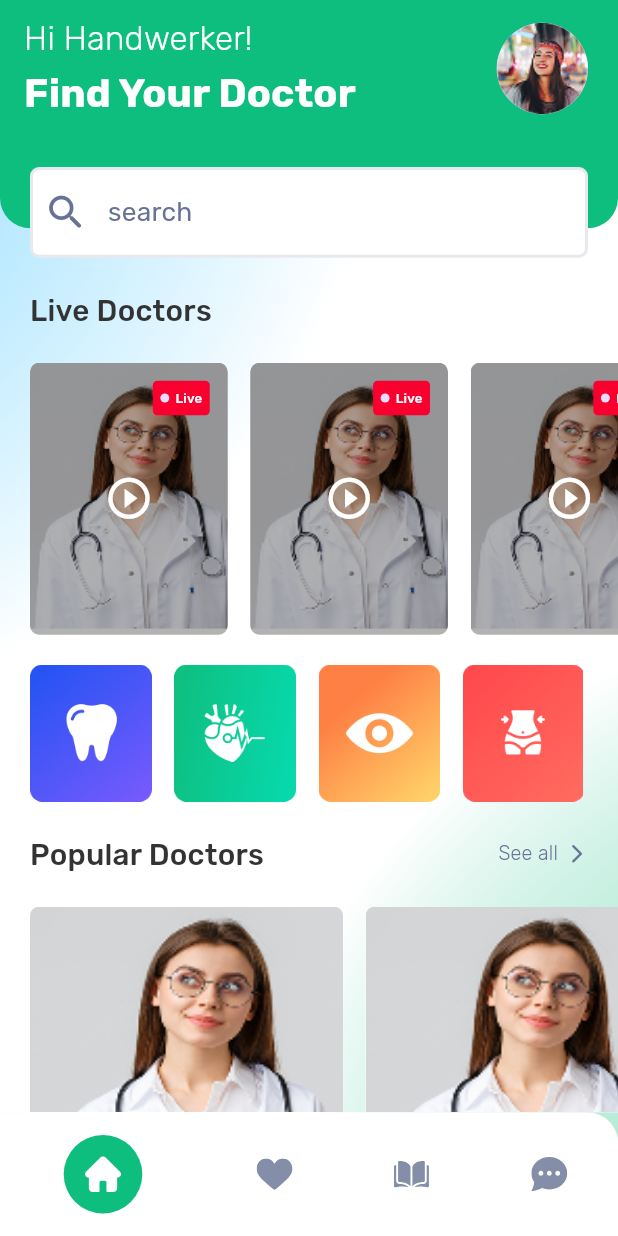
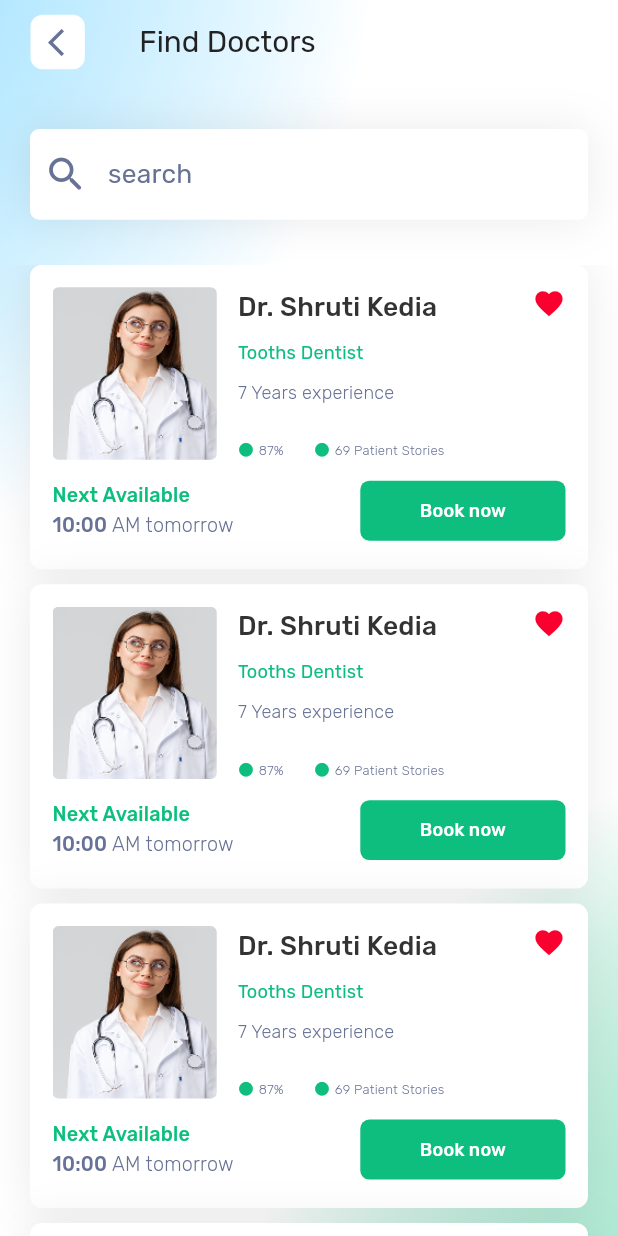
Before and after one commit to abdallahelnshar123-ux/doctor_hunt, a Flutter app: the screen it shows after launch, on a phone screen of 412 x 824 dp. Run offline on Flutter 3.47's test engine with Material 3 defaults, Android fonts, the phone set to English and light mode, and no system bars; our stand-ins replace flutter_screenutil, flutter_svg, go_router, google_fonts.

Commit message:
Implement Find Doctors screen and core UI enhancements
* Create `FindDoctorsScreen` featuring a search interface and a list of doctor results.
* Implement `DoctorCard` widget to display doctor details, patient stories, and booking actions.
* Develop reusable `MainAppBar` and `BackButtonWidget` components for consistent navigation.
* Extend `CustomElevatedButton` to support custom horizontal and vertical padding.
* Enhance `SearchTextFieldWidget` with shadow decoration and updated styling.
* Update `AppTheme` with refined `AppBar` typography and layout configurations.
* Configure `GoRouter` to include the Find Doctors route and set it as the initial entry point.
* Add `devtools_options.yaml` for Dart and Flutter DevTools configuration.

```diff
--- /dev/null
+++ b/devtools_options.yaml
@@ -0,0 +1,3 @@
+description: This file stores settings for Dart & Flutter DevTools.
+documentation: https://docs.flutter.dev/tools/devtools/extensions#configure-extension-enablement-states
+extensions:
--- a/lib/apps/core/utils/app_routes.dart
+++ b/lib/apps/core/utils/app_routes.dart
@@ -5,4 +5,5 @@ class AppRoutes {
   static const String onboardingRouteName = 'onboarding_screen';
   static const String chooseRoleRouteName = 'choose_role_screen';
   static const String homeScreenRouteName = 'home_screen';
+  static const String findDoctorsScreenRouteName = 'find_doctors_screen';
 }
--- a/lib/apps/core/utils/app_theme.dart
+++ b/lib/apps/core/utils/app_theme.dart
@@ -1,4 +1,5 @@
 import 'package:flutter/material.dart';
+import 'package:flutter_screenutil/flutter_screenutil.dart';
 import 'package:google_fonts/google_fonts.dart';
 
 import 'app_colors.dart';
@@ -13,14 +14,16 @@ class AppTheme {
     ),
     scaffoldBackgroundColor: AppColors.bgPrimary,
     appBarTheme: AppBarTheme(
+      leadingWidth: 70.w,
       backgroundColor: AppColors.transparent,
       elevation: 0,
       surfaceTintColor: AppColors.transparent,
       centerTitle: false,
       titleTextStyle: TextStyle(
-        fontSize: 16,
+        color: AppColors.textPrimary,
+        fontSize: 18.sp,
         fontWeight: FontWeight.w400,
-        fontFamily: GoogleFonts.roboto().fontFamily,
+        fontFamily: GoogleFonts.rubik().fontFamily,
       ),
     ),
   );
--- /dev/null
+++ b/lib/apps/core/widgets/back_button_widget.dart
@@ -0,0 +1,38 @@
+import 'package:doctor_hunt/apps/core/utils/app_colors.dart';
+import 'package:flutter/material.dart';
+import 'package:flutter_screenutil/flutter_screenutil.dart';
+
+class BackButtonWidget extends StatelessWidget {
+  final VoidCallback onPressed;
+
+  const BackButtonWidget({super.key, required this.onPressed});
+
+  @override
+  Widget build(BuildContext context) {
+    return Center(
+      child: Padding(
+        padding: EdgeInsets.all(9.w),
+        child: AspectRatio(
+          aspectRatio: 1,
+          child: ElevatedButton(
+            onPressed: onPressed,
+            style: ElevatedButton.styleFrom(
+              padding: EdgeInsetsDirectional.fromSTEB(9, 0, 0, 0),
+              elevation: 0,
+              shape: RoundedRectangleBorder(
+                side: BorderSide(color: AppColors.transparent),
+                borderRadius: BorderRadius.circular(8),
+              ),
+              backgroundColor: AppColors.bgPrimary,
+            ),
+            child: Icon(
+              Icons.arrow_back_ios,
+              size: 20.w,
+              color: AppColors.textSecondary,
+            ),
+          ),
+        ),
+      ),
+    );
+  }
+}
--- /dev/null
+++ b/lib/apps/core/widgets/main_app_bar.dart
@@ -0,0 +1,24 @@
+import 'package:doctor_hunt/apps/core/widgets/back_button_widget.dart';
+import 'package:flutter/material.dart';
+
+class MainAppBar extends StatelessWidget implements PreferredSizeWidget {
+  const MainAppBar({super.key, this.appBarHeight = 80, this.title});
+
+  final double appBarHeight;
+  final String? title;
+
+  @override
+  Widget build(BuildContext context) {
+    return AppBar(
+      title: Text(title ?? ''),
+      leading: BackButtonWidget(
+        onPressed: () {
+          Navigator.pop(context);
+        },
+      ),
+    );
+  }
+
+  @override
+  Size get preferredSize => Size.fromHeight(appBarHeight);
+}
--- a/lib/apps/core/widgets/search_text_field_widget.dart
+++ b/lib/apps/core/widgets/search_text_field_widget.dart
@@ -13,10 +13,23 @@ class SearchTextFieldWidget extends StatelessWidget {
 
   @override
   Widget build(BuildContext context) {
-    return CustomTextFormField(
-      borderRadius: 6.r,
+    return Container(
+      decoration: BoxDecoration(
+        borderRadius: BorderRadius.circular(6.r),
+        boxShadow: [
+          BoxShadow(
+            color: AppColors.black.withAlpha(20),
+            blurRadius: 25,
+            spreadRadius: 0.5,
+            offset: const Offset(0, 0),
+          ),
+        ],
+      ),
+      child: CustomTextFormField(
+        borderSideColor: AppColors.transparent,
         suffixIcon: suffixIcon,
         onChanged: onChanged,
+        borderRadius: 6.r,
         style: context.regular16.textSecondary.rubik,
         keyboardType: TextInputType.emailAddress,
         prefixIcon: Icon(
@@ -28,6 +41,7 @@ class SearchTextFieldWidget extends StatelessWidget {
         hintStyle: context.regular16.textSecondary.rubik,
         filled: true,
         fillColor: AppColors.bgPrimary,
+      ),
     );
   }
 }
--- a/lib/apps/features/auth/presentation/widgets/custom_elevated_button.dart
+++ b/lib/apps/features/auth/presentation/widgets/custom_elevated_button.dart
@@ -10,6 +10,8 @@ class CustomElevatedButton extends StatelessWidget {
   final double? borderRadius;
   final void Function()? onPressed;
   final double? elevation;
+  final double? paddingVertical;
+  final double? paddingHorizontal;
 
   const CustomElevatedButton({
     super.key,
@@ -20,6 +22,8 @@ class CustomElevatedButton extends StatelessWidget {
     this.borderSideColor,
     required this.onPressed,
     this.elevation,
+    this.paddingHorizontal,
+    this.paddingVertical,
   });
 
   @override
@@ -35,7 +39,10 @@ class CustomElevatedButton extends StatelessWidget {
           borderRadius: BorderRadius.circular(borderRadius ?? 15),
         ),
         backgroundColor: backgroundColor,
-        padding: EdgeInsets.symmetric(vertical: 15, horizontal: 10),
+        padding: EdgeInsets.symmetric(
+          vertical: paddingVertical ?? 15,
+          horizontal: paddingHorizontal ?? 10,
+        ),
       ),
       onPressed: onPressed,
       child: child,
--- a/lib/apps/features/auth/presentation/widgets/custom_text_form_field.dart
+++ b/lib/apps/features/auth/presentation/widgets/custom_text_form_field.dart
@@ -67,7 +67,6 @@ class CustomTextFormField extends StatelessWidget {
       style: style,
       cursorColor: AppColors.brandPrimary,
       decoration: InputDecoration(
-
         contentPadding: EdgeInsets.all(17.h),
         filled: filled,
         fillColor: fillColor,
--- /dev/null
+++ b/lib/apps/features/find_doctors_screen/presentation/screens/find_doctors_screen.dart
@@ -0,0 +1,39 @@
+import 'package:doctor_hunt/apps/core/widgets/app_scaffold.dart';
+import 'package:doctor_hunt/apps/core/widgets/main_app_bar.dart';
+import 'package:doctor_hunt/apps/core/widgets/search_text_field_widget.dart';
+import 'package:doctor_hunt/apps/features/find_doctors_screen/presentation/widget/doctor_card.dart';
+import 'package:flutter/material.dart';
+
+class FindDoctorsScreen extends StatelessWidget {
+  const FindDoctorsScreen({super.key});
+
+  @override
+  Widget build(BuildContext context) {
+    return AppScaffold(
+      body: Column(
+        children: [
+          MainAppBar(title: 'Find Doctors'),
+          Expanded(
+            child: Column(
+              children: [
+                Padding(
+                  padding: const EdgeInsets.fromLTRB(20, 30, 20, 30),
+                  child: SearchTextFieldWidget(),
+                ),
+                Expanded(
+                  child: ListView.separated(
+                    itemBuilder: (context, index) => DoctorCard(),
+                    separatorBuilder: (context, index) =>
+                        const SizedBox(height: 10),
+                    itemCount: 10,
+                    padding: const EdgeInsets.fromLTRB(20, 0, 20, 30),
+                  ),
+                ),
+              ],
+            ),
+          ),
+        ],
+      ),
+    );
+  }
+}
--- /dev/null
+++ b/lib/apps/features/find_doctors_screen/presentation/widget/doctor_card.dart
@@ -0,0 +1,149 @@
+import 'package:doctor_hunt/apps/core/utils/app_assets.dart';
+import 'package:doctor_hunt/apps/core/utils/app_colors.dart';
+import 'package:doctor_hunt/apps/features/auth/presentation/widgets/custom_elevated_button.dart';
+import 'package:doctor_hunt/generated/style_atoms.dart';
+import 'package:flutter/material.dart';
+import 'package:flutter_screenutil/flutter_screenutil.dart';
+
+class DoctorCard extends StatelessWidget {
+  const DoctorCard({super.key});
+
+  @override
+  Widget build(BuildContext context) {
+    return Container(
+      padding: EdgeInsets.all(15),
+      width: double.infinity,
+      height: 200.h,
+      decoration: BoxDecoration(
+        borderRadius: BorderRadius.circular(8),
+        boxShadow: [
+          BoxShadow(
+            color: AppColors.black.withAlpha(20),
+            blurRadius: 25,
+            spreadRadius: 0.5,
+            offset: const Offset(0, 0),
+          ),
+        ],
+        color: AppColors.bgPrimary,
+      ),
+      child: Column(
+        spacing: 10,
+        children: [
+          Expanded(
+            child: Row(
+              crossAxisAlignment: .start,
+              spacing: 14,
+              children: [
+                _doctorImageWidget(context: context),
+                _doctorDetailsWidget(context: context),
+                GestureDetector(
+                  onTap: () {},
+                  child: Icon(
+                    Icons.favorite,
+                    color: AppColors.badge,
+                    size: 20.w,
+                  ),
+                ),
+              ],
+            ),
+          ),
+          Row(
+            crossAxisAlignment: .center,
+            children: [
+              _buildNextAvailableText(context: context),
+              _buildBookNowButton(context: context),
+            ],
+          ),
+        ],
+      ),
+    );
+  }
+
+  Widget _patientStoriesWidget({
+    required String text,
+    required BuildContext context,
+  }) {
+    return Row(
+      mainAxisSize: .min,
+      spacing: 3,
+      children: [
+        Icon(Icons.circle, color: AppColors.brandPrimary, size: 10.w),
+        Text(text, style: context.light8.textSecondary.rubik),
+      ],
+    );
+  }
+
+  Widget _buildBookNowButton({required BuildContext context}) => Expanded(
+    flex: 2,
+    child: CustomElevatedButton(
+      buttonWidth: double.infinity,
+      paddingVertical: 10.w,
+      borderRadius: 6,
+      backgroundColor: AppColors.brandPrimary,
+      onPressed: () {},
+      child: Text('Book now', style: context.medium11.bgPrimary.rubik),
+    ),
+  );
+
+  Widget _buildNextAvailableText({required BuildContext context}) => Expanded(
+    flex: 3,
+    child: Text.rich(
+      TextSpan(
+        text: 'Next Available\n',
+        style: context.medium12.brandPrimary.rubik,
+        children: [
+          TextSpan(text: '10:00', style: context.medium12.textSecondary.rubik),
+          TextSpan(
+            text: ' AM tomorrow',
+            style: context.light12.textSecondary.rubik,
+          ),
+        ],
+      ),
+    ),
+  );
+
+  Widget _doctorDetailsWidget({required BuildContext context}) => Expanded(
+    flex: 5,
+    child: Column(
+      mainAxisAlignment: .spaceBetween,
+      crossAxisAlignment: .start,
+      children: [
+        FittedBox(
+          fit: .scaleDown,
+          child: Text(
+            'Dr. Shruti Kedia',
+            style: context.medium16.textTertiary.rubik,
+          ),
+        ),
+        Text('Tooths Dentist', style: context.regular11.brandPrimary.rubik),
+        Text('7 Years experience ', style: context.light11.textSecondary.rubik),
+        SizedBox(height: 5),
+        Wrap(
+          crossAxisAlignment: .start,
+          alignment: .start,
+          direction: .horizontal,
+          spacing: 20,
+          children: [
+            _patientStoriesWidget(text: '87%', context: context),
+            _patientStoriesWidget(text: '69 Patient Stories', context: context),
+          ],
+        ),
+      ],
+    ),
+  );
+
+  Widget _doctorImageWidget({required BuildContext context}) => Expanded(
+    flex: 3,
+    child: Container(
+      width: double.infinity,
+      height: double.infinity,
+      decoration: BoxDecoration(
+        borderRadius: BorderRadius.circular(4),
+        image: DecorationImage(
+          image: AssetImage(AppAssets.testImageDoctor),
+          fit: .cover,
+        ),
+      ),
+    ),
+  );
+}
--- a/lib/main.dart
+++ b/lib/main.dart
@@ -1,7 +1,9 @@
 import 'package:doctor_hunt/apps/core/utils/app_routes.dart';
+import 'package:doctor_hunt/apps/core/utils/app_theme.dart';
 import 'package:doctor_hunt/apps/features/auth/presentation/screens/login_screen.dart';
 import 'package:doctor_hunt/apps/features/auth/presentation/screens/register_screen.dart';
 import 'package:doctor_hunt/apps/features/choose_role/presentation/screens/choose_role_screen.dart';
+import 'package:doctor_hunt/apps/features/find_doctors_screen/presentation/screens/find_doctors_screen.dart';
 import 'package:doctor_hunt/apps/features/home_screen/presentation/screens/home_screen.dart';
 import 'package:doctor_hunt/apps/features/onboarding/presentation/controller/onboarding_controller.dart';
 import 'package:doctor_hunt/apps/features/onboarding/presentation/screens/onboarding_screen.dart';
@@ -22,9 +24,11 @@ class MyApp extends StatelessWidget {
     return ScreenUtilInit(
       designSize: const Size(375, 812),
       builder: (context, child) => MaterialApp.router(
+        theme: AppTheme.lightTheme,
+        themeMode: .light,
         debugShowCheckedModeBanner: false,
         routerConfig: GoRouter(
-          initialLocation: '/${AppRoutes.homeScreenRouteName}',
+          initialLocation: '/${AppRoutes.findDoctorsScreenRouteName}',
           routes: [
             GoRoute(
               path: '/${AppRoutes.onboardingRouteName}',
@@ -54,6 +58,11 @@ class MyApp extends StatelessWidget {
               name: AppRoutes.homeScreenRouteName,
               builder: (context, state) => const HomeScreen(),
             ),
+            GoRoute(
+              path: '/${AppRoutes.findDoctorsScreenRouteName}',
+              name: AppRoutes.findDoctorsScreenRouteName,
+              builder: (context, state) => const FindDoctorsScreen(),
+            ),
           ],
         ),
       ),
```
Lines whose indentation alone changed are shown as unchanged.
